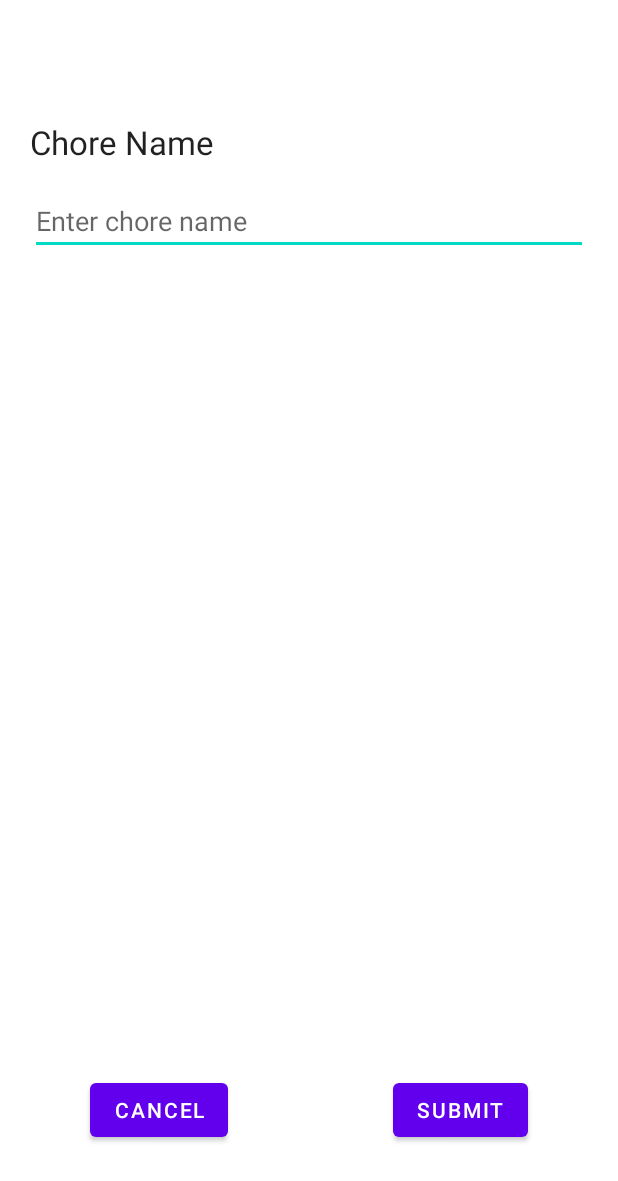
After one commit to BrendoneBalone/cmsc436-roomate, an Android app: the layout add_chore.xml on its own in the app's theme, with its tools: preview values and no code run, on a phone screen of 412 x 824 dp. The commit adds this screen. Shown: the top 1181 px of the screen. Run offline under Robolectric (Android 15) with nearby library versions, the phone set to English and light mode, and no system bars.

Commit message:
added some files for chore

```diff
--- a/app/src/main/java/com/example/roomateapp/LoginActivity.kt
+++ b/app/src/main/java/com/example/roomateapp/LoginActivity.kt
@@ -30,7 +30,6 @@ class LoginActivity: AppCompatActivity() {
 
     public override fun onCreate(savedInstanceState: Bundle?) {
         super.onCreate(savedInstanceState)
-
         sharedPreferences = getSharedPreferences(PREF_KEY, Context.MODE_PRIVATE)
         var roomcode: String? = sharedPreferences.getString(ROOM_KEY, "")
         var username: String? = sharedPreferences.getString(USER_KEY, "")
@@ -119,6 +118,11 @@ class LoginActivity: AppCompatActivity() {
         loginViewModel.onGetNewRoomCalled()
         return ""
     }
+    //This is only for development
+    private fun clearSharedPrefs() {
+        var sharedPreferences = getSharedPreferences(LoginActivity.PREF_KEY, Context.MODE_PRIVATE)
+        sharedPreferences.edit().remove(LoginActivity.USER_KEY).remove(LoginActivity.ROOM_KEY).apply()
+    }
 
     companion object {
         private const val TAG = "RoommateApp"
--- /dev/null
+++ b/app/src/main/res/layout/add_chore.xml
@@ -0,0 +1,59 @@
+<?xml version="1.0" encoding="utf-8"?>
+<androidx.constraintlayout.widget.ConstraintLayout
+    xmlns:android="http://schemas.android.com/apk/res/android"
+    xmlns:app="http://schemas.android.com/apk/res-auto"
+    xmlns:tools="http://schemas.android.com/tools"
+    android:id="@+id/container"
+    android:layout_marginLeft="20dp"
+    android:layout_marginRight="20dp"
+    android:layout_marginTop="40dp"
+    android:layout_marginBottom="60dp"
+    android:layout_width="match_parent"
+    android:layout_height="match_parent">
+
+    <TextView
+        android:id="@+id/title_label"
+        android:layout_width="wrap_content"
+        android:layout_height="wrap_content"
+        android:layout_marginTop="40dp"
+        android:text="Chore Name"
+        android:textAppearance="?android:attr/textAppearanceLarge"
+        app:layout_constraintTop_toTopOf="parent"
+        app:layout_constraintStart_toStartOf="parent">
+    </TextView>
+
+    <EditText
+        android:id="@+id/title"
+        android:layout_width="match_parent"
+        android:layout_height="wrap_content"
+        android:layout_marginTop="15dp"
+        android:ems="10"
+        android:hint="Enter chore name"
+        android:inputType="textShortMessage"
+        android:importantForAutofill="no"
+        app:layout_constraintStart_toStartOf="parent"
+        app:layout_constraintTop_toBottomOf="@+id/title_label">
+        <requestFocus />
+    </EditText>
+
+    <!-- Buttons -->
+
+    <Button
+        android:id="@+id/cancel_button"
+        android:layout_width="wrap_content"
+        android:layout_height="wrap_content"
+        android:layout_marginStart="40dp"
+        android:text="Cancel"
+        app:layout_constraintStart_toStartOf="parent"
+        app:layout_constraintBottom_toBottomOf="parent"/>
+
+    <Button
+        android:id="@+id/submit_button"
+        android:layout_width="wrap_content"
+        android:layout_height="wrap_content"
+        android:layout_marginEnd="40dp"
+        android:text="Submit"
+        app:layout_constraintEnd_toEndOf="parent"
+        app:layout_constraintBottom_toBottomOf="parent" />
+
+</androidx.constraintlayout.widget.ConstraintLayout>
```
